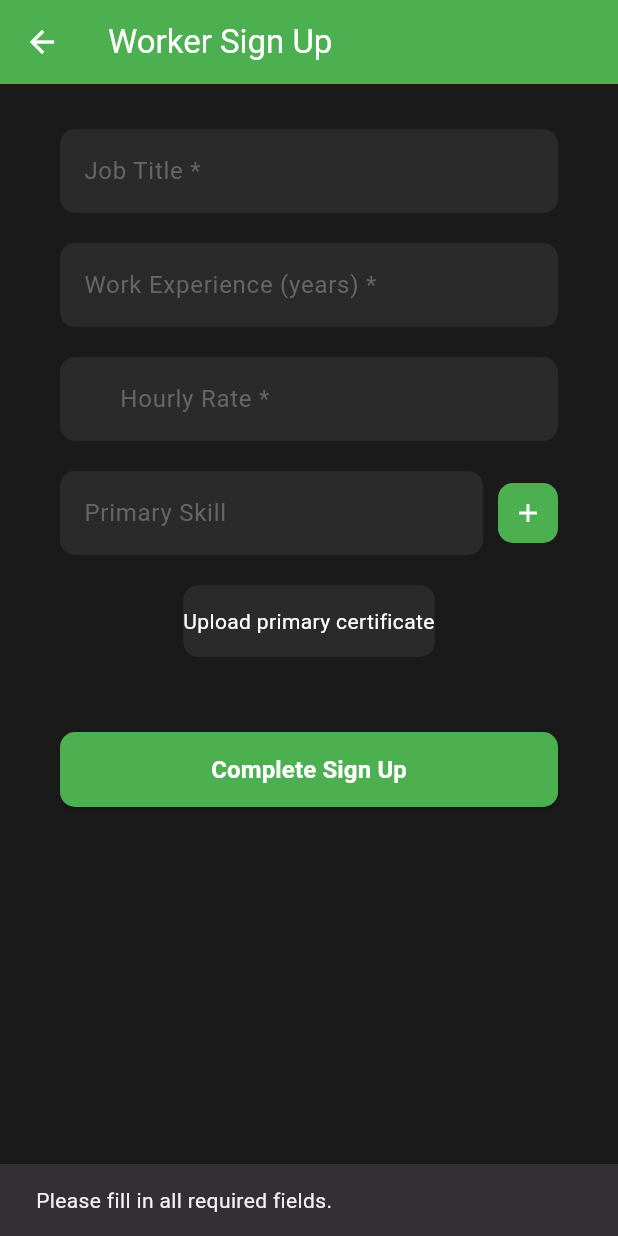
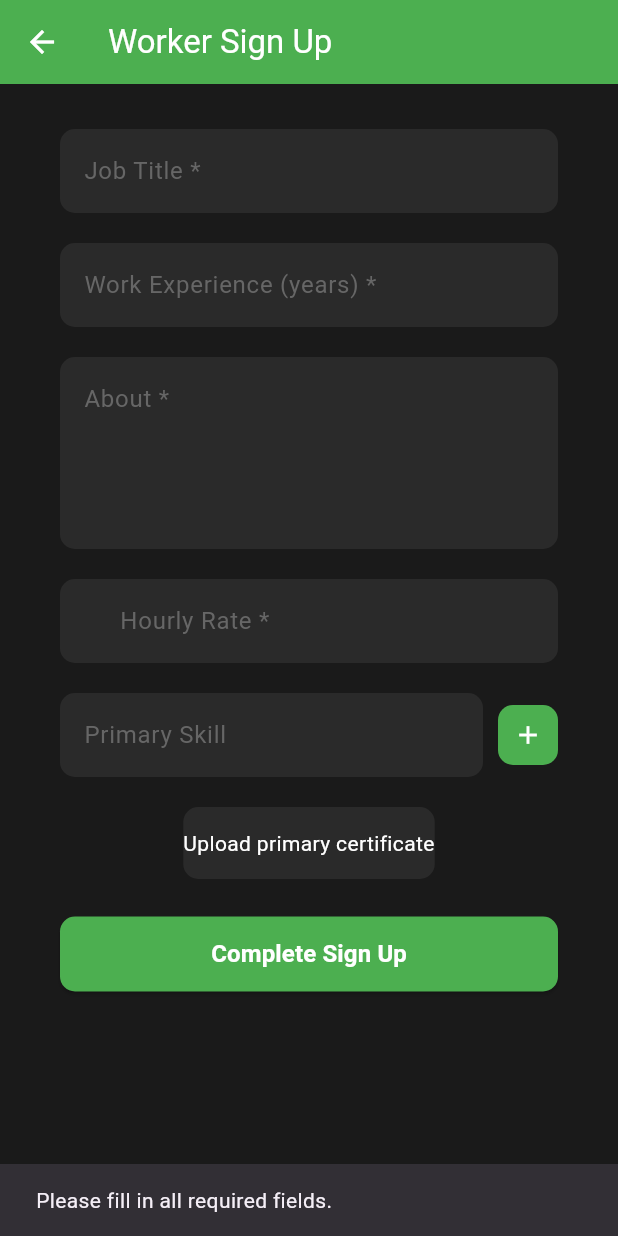
Before and after one commit to timsinadipesh/GigHire, a Flutter app: the WorkerSignupScreen screen opened directly with empty values, after a tap on "Complete Sign Up", on a phone screen of 412 x 824 dp. Run offline on Flutter 3.47's test engine with Material 3 defaults, Android fonts, the phone set to English and light mode, and no system bars; our stand-ins replace cloud_firestore, firebase_auth, firebase_core, firebase_storage, image_picker; accounts and stored records are empty; Roboto replaces fonts that are missing (Arial).

Commit message:
better worker profile view

```diff
--- a/lib/base_user/signup_screen.dart
+++ b/lib/base_user/signup_screen.dart
@@ -5,7 +5,8 @@ import 'package:firebase_auth/firebase_auth.dart';
 import 'package:flutter/material.dart';
 import 'package:gighire/worker/worker_signup.dart';
 import 'package:image_picker/image_picker.dart';
-import '../services/img_service.dart';
+import 'package:gighire/services/img_service.dart';
+import 'package:gighire/base_user/globals.dart';
 
 enum UserRole { serviceProvider, serviceSeeker }
 
@@ -320,6 +321,7 @@ class _SignupScreenState extends State<SignupScreen> {
                               .doc(userId)
                               .set(clientData);
 
+                          globalUserId = userId;
                           // Navigate to home screen
                           Navigator.pushReplacementNamed(context, '/client_home');
                         } catch (e) {
--- a/lib/worker/worker_profile_screen.dart
+++ b/lib/worker/worker_profile_screen.dart
@@ -110,7 +110,7 @@ class _WorkerProfileScreenState extends State<WorkerProfileScreen> {
                       ),
                     ),
                     Text(
-                      userData['title'] ?? 'No Title',
+                      userData['jobTitle'] ?? 'No Title',
                       style: TextStyle(
                         color: Color(0xFF888888),
                         fontSize: 16,
@@ -175,8 +175,6 @@ class _WorkerProfileScreenState extends State<WorkerProfileScreen> {
                   ],
                 ),
               ),
-
-
 
               // About Section
               _buildSectionHeader('About'),
--- a/lib/worker/worker_signup.dart
+++ b/lib/worker/worker_signup.dart
@@ -3,8 +3,7 @@ import 'dart:io';
 import 'package:image_picker/image_picker.dart';
 import 'package:firebase_auth/firebase_auth.dart';
 import 'package:cloud_firestore/cloud_firestore.dart';
-
-import '../services/img_service.dart';
+import 'package:gighire/services/img_service.dart';
 
 class WorkerSignupScreen extends StatefulWidget {
   final String fullName;
@@ -33,6 +32,7 @@ class _WorkerSignupScreenState extends State<WorkerSignupScreen> {
   List<File?> _certificationImages = [];
   List<TextEditingController> skillControllers = [TextEditingController()];
 
+  final TextEditingController _aboutController = TextEditingController();
   final TextEditingController _jobTitleController = TextEditingController();
   final TextEditingController _workExperienceController = TextEditingController();
   final TextEditingController _hourlyRateController = TextEditingController();
@@ -90,7 +90,8 @@ class _WorkerSignupScreenState extends State<WorkerSignupScreen> {
 
   Future<void> _completeSignUp() async {
     // Validate job title is not empty
-    if (_jobTitleController.text.trim().isEmpty || _hourlyRateController.text.trim().isEmpty || _workExperienceController.text.trim().isEmpty) {
+    if (_jobTitleController.text.trim().isEmpty || _hourlyRateController.text.trim().isEmpty || //
+    _workExperienceController.text.trim().isEmpty || _aboutController.text.trim().isEmpty) {
       ScaffoldMessenger.of(context).showSnackBar(
         const SnackBar(content: Text('Please fill in all required fields.')),
       );
@@ -127,6 +128,7 @@ class _WorkerSignupScreenState extends State<WorkerSignupScreen> {
         'hourlyRate': double.tryParse(_hourlyRateController.text) ?? 0.0,
         'skills': skills,
         'certifications': _certificationImageUrls.whereType<String>().toList(),
+        'about': _aboutController.text.trim(),
         'createdAt': FieldValue.serverTimestamp(),
       };
 
@@ -156,6 +158,7 @@ class _WorkerSignupScreenState extends State<WorkerSignupScreen> {
     _jobTitleController.dispose();
     _workExperienceController.dispose();
     _hourlyRateController.dispose();
+    _aboutController.dispose();
     for (var controller in skillControllers) {
       controller.dispose();
     }
@@ -210,6 +213,24 @@ class _WorkerSignupScreenState extends State<WorkerSignupScreen> {
                     ),
                   ),
                   keyboardType: TextInputType.number,
+                  style: const TextStyle(color: Colors.white),
+                ),
+                const SizedBox(height: 20),
+
+                // About TextField
+                TextField(
+                  controller: _aboutController,
+                  decoration: InputDecoration(
+                    hintText: 'About *',
+                    hintStyle: const TextStyle(color: Color(0xFF666666)),
+                    filled: true,
+                    fillColor: const Color(0xFF2A2A2A),
+                    border: OutlineInputBorder(
+                      borderRadius: BorderRadius.circular(10),
+                      borderSide: BorderSide.none,
+                    ),
+                  ),
+                  maxLines: 4, // Allows multi-line input
                   style: const TextStyle(color: Colors.white),
                 ),
                 const SizedBox(height: 20),
@@ -339,7 +360,7 @@ class _WorkerSignupScreenState extends State<WorkerSignupScreen> {
                 ),
 
                 // Sign Up Button
-                const SizedBox(height: 30),
+                const SizedBox(height: 5),
                 SizedBox(
                   width: double.infinity,
                   height: 50,
@@ -361,6 +382,7 @@ class _WorkerSignupScreenState extends State<WorkerSignupScreen> {
                     ),
                   ),
                 ),
+                const SizedBox(height: 20),
               ],
             ),
           ),
```
Also changed, not shown: 1 other file.
